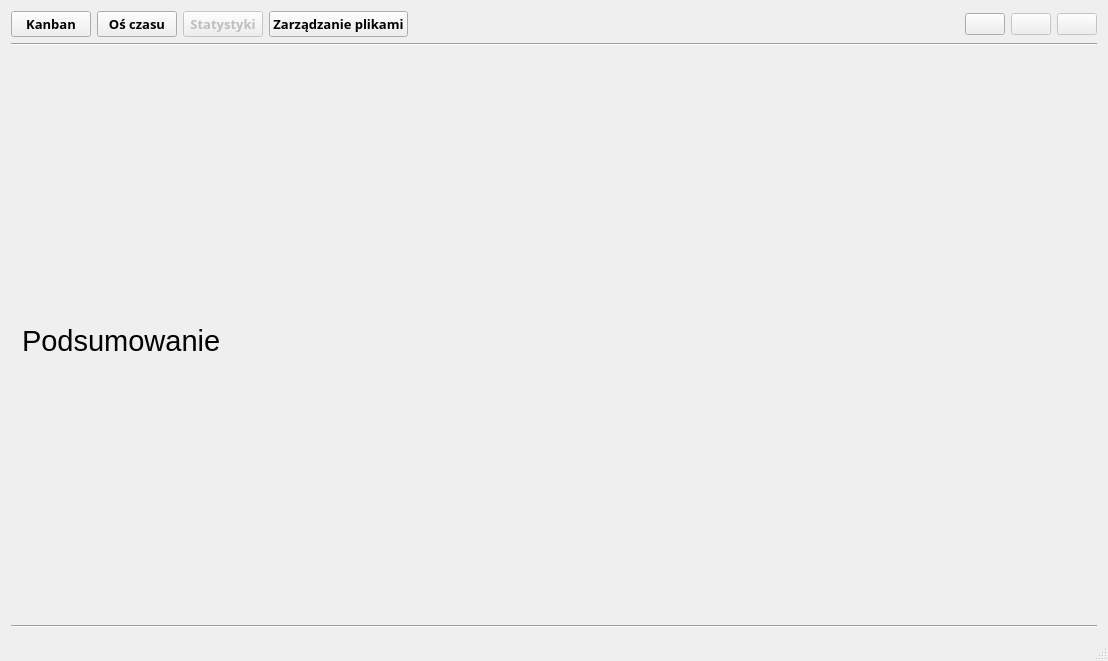
VEndymionV/Personal-Kanban, file mainwindow.ui: the form before one commit.
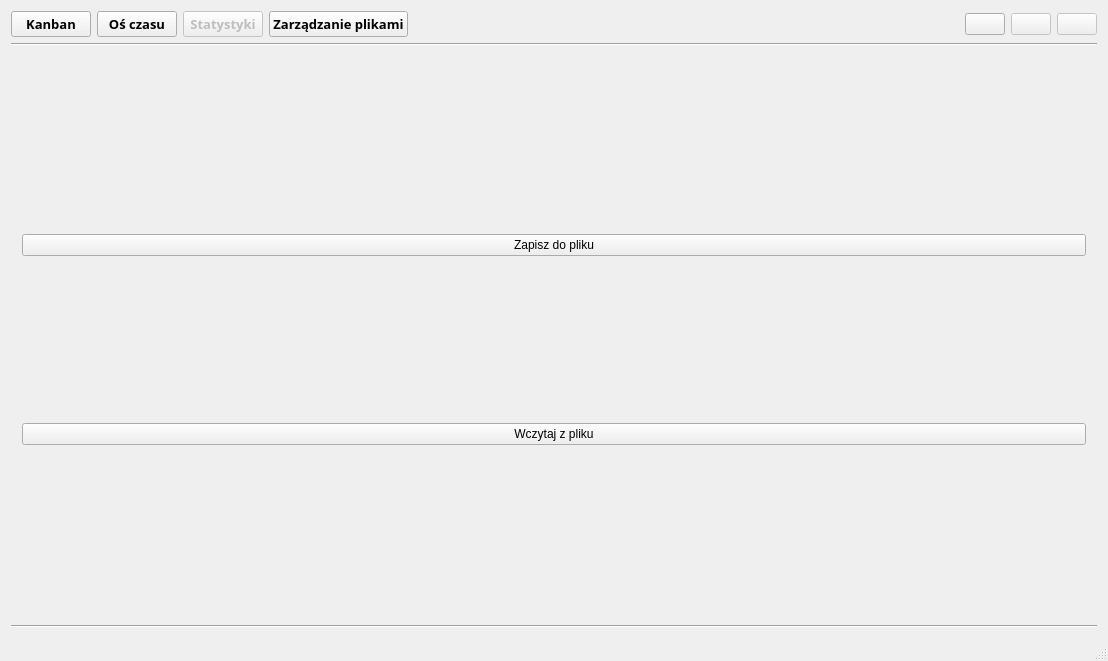
The form after the commit. The open tabs and pages were chosen to show the change. Icons and pictures are not drawn. Custom widgets are drawn as their Qt base class.

Diff of the .ui file:
```diff
--- a/mainwindow.ui
+++ b/mainwindow.ui
@@ -264,14 +264,16 @@
       <widget class="QWidget" name="page">
        <layout class="QVBoxLayout" name="verticalLayout_3">
         <item>
-         <widget class="QLabel" name="label">
-          <property name="font">
-           <font>
-            <pointsize>22</pointsize>
-           </font>
+         <widget class="QPushButton" name="pBtn_SaveToFile">
+          <property name="text">
+           <string>Zapisz do pliku</string>
           </property>
+         </widget>
+        </item>
+        <item>
+         <widget class="QPushButton" name="pBtn_LoadFromFile">
           <property name="text">
-           <string>Podsumowanie</string>
+           <string>Wczytaj z pliku</string>
           </property>
          </widget>
         </item>
```
Left out of the diff: 14 changed lines with no effect on the pictures.
